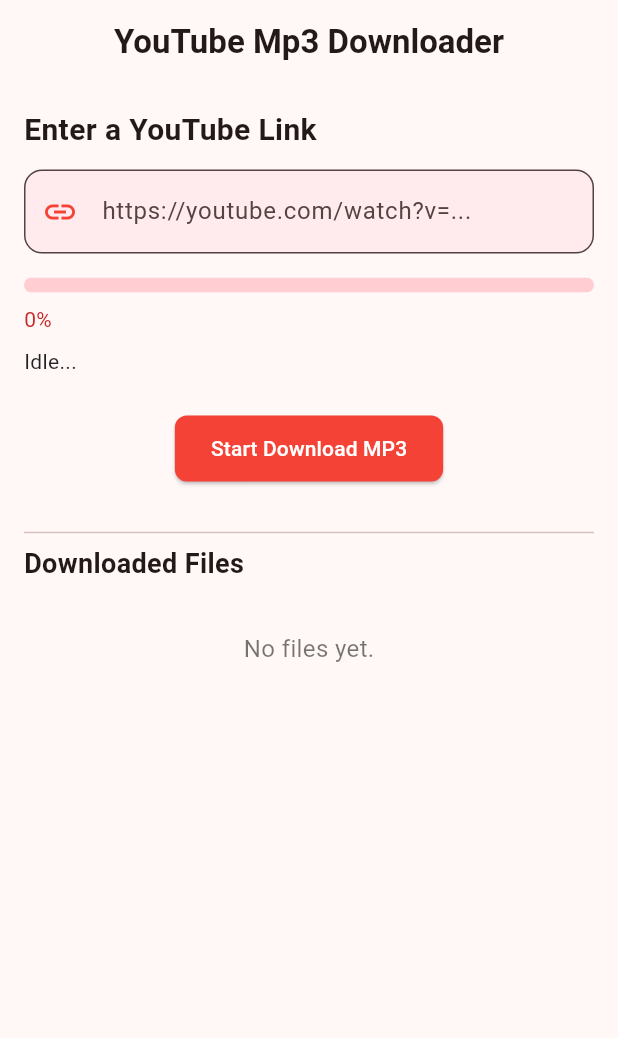
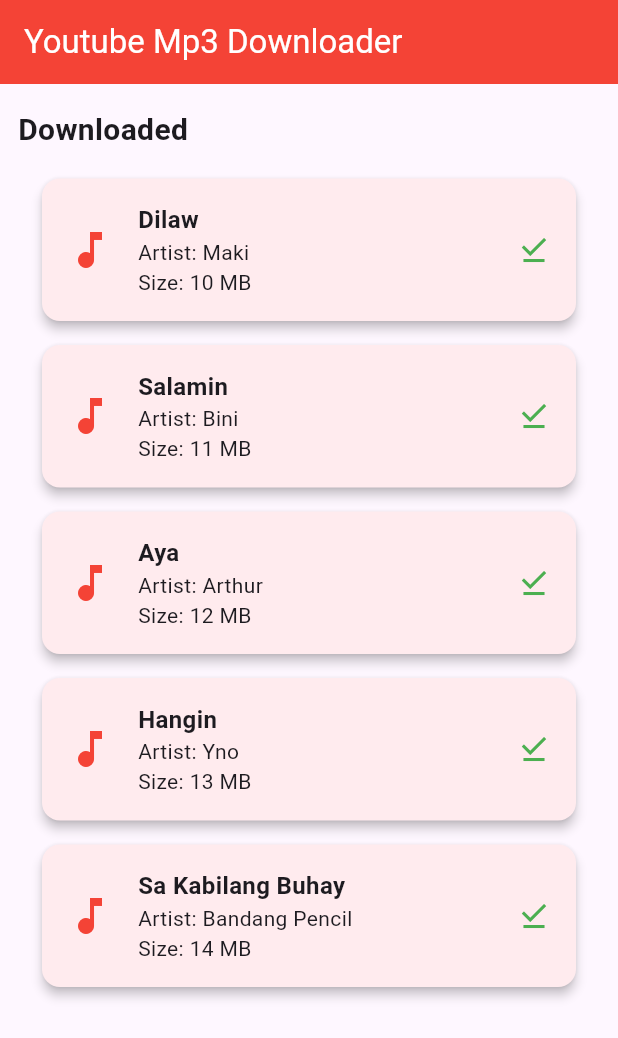
Before and after one commit to KennJ78/biblequotes, a Flutter app: the screen it shows after launch, on a phone screen of 412 x 824 dp. Shown: the top 1038 px of the screen. Run offline on Flutter 3.47's test engine with Material 3 defaults, Android fonts, the phone set to English and light mode, and no system bars.

Commit message:
DynamicUILayout1_YTmp3Downloader

```diff
--- a/lib/main.dart
+++ b/lib/main.dart
@@ -1,122 +1,9 @@
+import 'package:bible_quotes_app/pages/Dashboard.dart';
+import 'package:bible_quotes_app/pages/Listitems.dart';
 import 'package:flutter/material.dart';
 
 void main() {
-  runApp(const YouTubeDownloaderApp());
+  runApp(MaterialApp(
+    home: Listitems()
+  ));
 }
-
-class YouTubeDownloaderApp extends StatelessWidget {
-  const YouTubeDownloaderApp({super.key});
-
-  @override
-  Widget build(BuildContext context) {
-    return MaterialApp(
-      debugShowCheckedModeBanner: false,
-      theme: ThemeData(
-        colorSchemeSeed: Colors.red,
-        useMaterial3: true,
-      ),
-      home: const HomeScreen(),
-    );
-  }
-}
-
-class HomeScreen extends StatelessWidget {
-  const HomeScreen({super.key});
-
-  @override
-  Widget build(BuildContext context) {
-    return Scaffold(
-      appBar: AppBar(
-        title: const Text(
-          'YouTube Mp3 Downloader',
-          style: TextStyle(fontWeight: FontWeight.bold),
-        ),
-        centerTitle: true,
-      ),
-      body: SafeArea(
-        child: SingleChildScrollView(
-          padding: const EdgeInsets.all(16.0),
-          child: Column(
-            crossAxisAlignment: CrossAxisAlignment.start,
-            children: [
-              const Text(
-                "Enter a YouTube Link",
-                style: TextStyle(fontSize: 20, fontWeight: FontWeight.w600),
-              ),
-              const SizedBox(height: 12),
-              TextField(
-                decoration: InputDecoration(
-                  border: OutlineInputBorder(
-                    borderRadius: BorderRadius.circular(12),
-                  ),
-                  prefixIcon: const Icon(Icons.link, color: Colors.red),
-                  hintText: 'https://youtube.com/watch?v=...',
-                  filled: true,
-                  fillColor: Colors.red.shade50,
-                ),
-              ),
-              const SizedBox(height: 16),
-              ClipRRect(
-                borderRadius: BorderRadius.circular(8),
-                child: LinearProgressIndicator(
-                  value: 0.0, // Dummy value
-                  minHeight: 10,
-                  backgroundColor: Colors.red.shade100,
-                  color: Colors.red,
-                ),
-              ),
-              const SizedBox(height: 8),
-              Text(
-                '0%',
-                style: Theme.of(context).textTheme.bodyMedium?.copyWith(
-                  color: Colors.red.shade800,
-                ),
-              ),
-              const SizedBox(height: 8),
-              const Text(
-                'Idle...',
-                style: TextStyle(fontSize: 14, color: Colors.black87),
-              ),
-              const SizedBox(height: 24),
-              Center(
-                child: ElevatedButton(
-                  style: ElevatedButton.styleFrom(
-                    backgroundColor: Colors.red,
-                    padding:
-                    const EdgeInsets.symmetric(horizontal: 24, vertical: 12),
-                    shape: RoundedRectangleBorder(
-                      borderRadius: BorderRadius.circular(8),
-                    ),
-                  ),
-                  onPressed: () {
-
-                  },
-                  child: const Text(
-                    'Start Download MP3',
-                    style: TextStyle(color: Colors.white),
-                  ),
-                ),
-              ),
-              const SizedBox(height: 24),
-              const Divider(thickness: 1),
-              const Text(
-                'Downloaded Files',
-                style: TextStyle(fontSize: 18, fontWeight: FontWeight.bold),
-              ),
-              const SizedBox(height: 8),
-              const Padding(
-                padding: EdgeInsets.symmetric(vertical: 24),
-                child: Center(
-                  child: Text(
-                    'No files yet.',
-                    style: TextStyle(fontSize: 16, color: Colors.black54),
-                  ),
-                ),
-              ),
-            ],
-          ),
-        ),
-      ),
-    );
-  }
-}
--- /dev/null
+++ b/lib/pages/Dashboard.dart
@@ -0,0 +1,118 @@
+import 'package:flutter/material.dart';
+
+class Dashboard extends StatelessWidget {
+  const Dashboard({super.key});
+
+  @override
+  Widget build(BuildContext context) {
+    return MaterialApp(
+      debugShowCheckedModeBanner: false,
+      theme: ThemeData(
+        colorSchemeSeed: Colors.red,
+        useMaterial3: true,
+      ),
+      home: const HomeScreen(),
+    );
+  }
+}
+
+class HomeScreen extends StatelessWidget {
+  const HomeScreen({super.key});
+
+  @override
+  Widget build(BuildContext context) {
+    return Scaffold(
+      appBar: AppBar(
+        title: const Text(
+          'YouTube Mp3 Downloader',
+          style: TextStyle(fontWeight: FontWeight.bold),
+        ),
+        centerTitle: true,
+      ),
+      body: SafeArea(
+        child: SingleChildScrollView(
+          padding: const EdgeInsets.all(16.0),
+          child: Column(
+            crossAxisAlignment: CrossAxisAlignment.start,
+            children: [
+              const Text(
+                "Enter a YouTube Link",
+                style: TextStyle(fontSize: 20, fontWeight: FontWeight.w600),
+              ),
+              const SizedBox(height: 12),
+              TextField(
+                decoration: InputDecoration(
+                  border: OutlineInputBorder(
+                    borderRadius: BorderRadius.circular(12),
+                  ),
+                  prefixIcon: const Icon(Icons.link, color: Colors.red),
+                  hintText: 'https://youtube.com/watch?v=...',
+                  filled: true,
+                  fillColor: Colors.red.shade50,
+                ),
+              ),
+              const SizedBox(height: 16),
+              ClipRRect(
+                borderRadius: BorderRadius.circular(8),
+                child: LinearProgressIndicator(
+                  value: 0.0, // Dummy value
+                  minHeight: 10,
+                  backgroundColor: Colors.red.shade100,
+                  color: Colors.red,
+                ),
+              ),
+              const SizedBox(height: 8),
+              Text(
+                '0%',
+                style: Theme.of(context).textTheme.bodyMedium?.copyWith(
+                  color: Colors.red.shade800,
+                ),
+              ),
+              const SizedBox(height: 8),
+              const Text(
+                'Idle...',
+                style: TextStyle(fontSize: 14, color: Colors.black87),
+              ),
+              const SizedBox(height: 24),
+              Center(
+                child: ElevatedButton(
+                  style: ElevatedButton.styleFrom(
+                    backgroundColor: Colors.red,
+                    padding:
+                    const EdgeInsets.symmetric(horizontal: 24, vertical: 12),
+                    shape: RoundedRectangleBorder(
+                      borderRadius: BorderRadius.circular(8),
+                    ),
+                  ),
+                  onPressed: () {
+
+                  },
+                  child: const Text(
+                    'Start Download MP3',
+                    style: TextStyle(color: Colors.white),
+                  ),
+                ),
+              ),
+              const SizedBox(height: 24),
+              const Divider(thickness: 1),
+              const Text(
+                'Downloaded Files',
+                style: TextStyle(fontSize: 18, fontWeight: FontWeight.bold),
+              ),
+              const SizedBox(height: 8),
+              const Padding(
+                padding: EdgeInsets.symmetric(vertical: 24),
+                child: Center(
+                  child: Text(
+                    'No files yet.',
+                    style: TextStyle(fontSize: 16, color: Colors.black54),
+                  ),
+                ),
+              ),
+            ],
+          ),
+        ),
+      ),
+    );
+  }
+}
--- /dev/null
+++ b/lib/pages/Download.dart
@@ -0,0 +1,11 @@
+class Download {
+  String title;
+  String artist;
+  int filesize;
+
+  Download({
+    required this.title,
+    required this.artist,
+    required this.filesize
+  });
+}
--- /dev/null
+++ b/lib/pages/ItemCard.dart
@@ -0,0 +1,45 @@
+import 'package:bible_quotes_app/pages/Download.dart';
+import 'package:flutter/material.dart';
+
+class Itemcard extends StatelessWidget {
+  final Download downloads;
+  const Itemcard({super.key, required this.downloads});
+
+  @override
+  Widget build(BuildContext context) {
+    return Card(
+      color: Colors.red[50],
+      margin: const EdgeInsets.symmetric(vertical: 8, horizontal: 16),
+      elevation: 3,
+      shape: RoundedRectangleBorder(
+        borderRadius: BorderRadius.circular(12),
+      ),
+      child: Padding(
+        padding: const EdgeInsets.all(16.0),
+        child: Row(
+          children: [
+            Icon(Icons.music_note, color: Colors.red, size: 32),
+            const SizedBox(width: 16),
+            Expanded(
+              child: Column(
+                crossAxisAlignment: CrossAxisAlignment.start,
+                children: [
+                  Text(
+                    downloads.title,
+                    style: const TextStyle(
+                      fontSize: 16,
+                      fontWeight: FontWeight.bold,
+                    ),
+                  ),
+                  Text('Artist: ${downloads.artist}'),
+                  Text('Size: ${downloads.filesize} MB'),
+                ],
+              ),
+            ),
+            Icon(Icons.download_done, color: Colors.green),
+          ],
+        ),
+      ),
+    );
+  }
+}
--- /dev/null
+++ b/lib/pages/Listitems.dart
@@ -0,0 +1,59 @@
+import 'package:bible_quotes_app/pages/Download.dart';
+import 'package:flutter/material.dart';
+import 'Download.dart';
+import 'ItemCard.dart';
+
+class Listitems extends StatefulWidget {
+  const Listitems({super.key});
+
+  @override
+  State<Listitems> createState() => _ListitemsState();
+}
+
+class _ListitemsState extends State<Listitems> {
+  List<Download> downloads = [
+    Download(title: 'Dilaw', artist: 'Maki', filesize: 10),
+    Download(title: 'Salamin', artist: 'Bini', filesize: 11),
+    Download(title: 'Aya', artist: 'Arthur', filesize: 12),
+    Download(title: 'Hangin', artist: 'Yno', filesize: 13),
+    Download(title: 'Sa Kabilang Buhay', artist: 'Bandang Pencil', filesize: 14)
+  ];
+
+  @override
+  Widget build(BuildContext context) {
+    return Scaffold(
+      appBar: AppBar(
+        backgroundColor: Colors.red,
+        title: const Text(
+          'Youtube Mp3 Downloader',
+          style: TextStyle(
+            color: Colors.white,
+          ),
+        ),
+      ),
+      body: Padding(
+        padding: const EdgeInsets.symmetric(vertical: 16.0, horizontal: 12.0),
+        child: Column(
+          crossAxisAlignment: CrossAxisAlignment.start,
+          children: [
+            const Text(
+              'Downloaded',
+              style: TextStyle(
+                fontSize: 20,
+                fontWeight: FontWeight.bold,
+              ),
+            ),
+            const SizedBox(height: 10),
+            Expanded(
+              child: ListView(
+                children: downloads.map((download) {
+                  return Itemcard(downloads: download);
+                }).toList(),
+              ),
+            ),
+          ],
+        ),
+      ),
+    );
+  }
+}
```
